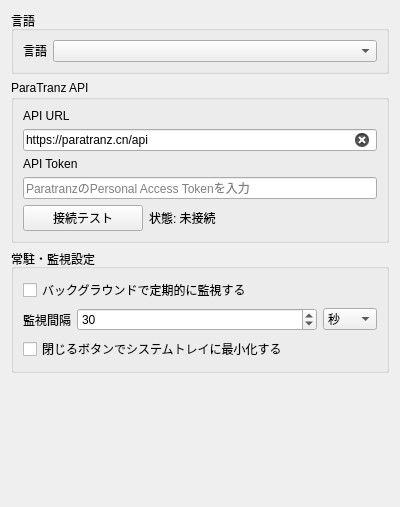
Above: ui/settingsPage.ui from Ikumyon/Paratranz-Mod-Checker before the change. Below: the same form after it.
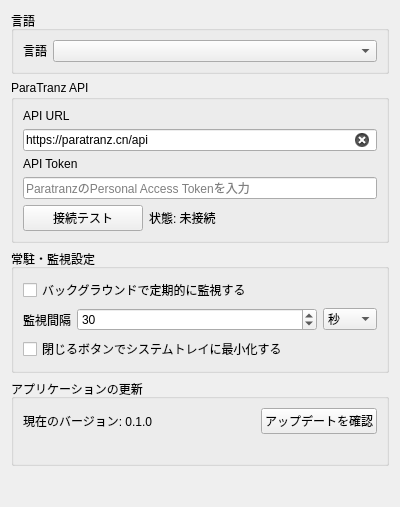
That is the form after the change.

Commit message: 除外とプログラムの更新チェック

Diff of the .ui file:
```diff
--- a/ui/settingsPage.ui
+++ b/ui/settingsPage.ui
@@ -211,6 +211,56 @@
      </layout>
     </widget>
    </item>
+   <item>
+    <widget class="QGroupBox" name="gbAppUpdate">
+     <property name="title">
+      <string>アプリケーションの更新</string>
+     </property>
+     <layout class="QVBoxLayout" name="verticalLayout_update">
+      <item>
+       <layout class="QHBoxLayout" name="horizontalLayout_version">
+        <item>
+         <widget class="QLabel" name="lblAppVersion">
+          <property name="text">
+           <string>現在のバージョン: 0.1.0</string>
+          </property>
+         </widget>
+        </item>
+        <item>
+         <spacer name="horizontalSpacerVersion">
+          <property name="orientation">
+           <enum>Qt::Orientation::Horizontal</enum>
+          </property>
+          <property name="sizeHint" stdset="0">
+           <size>
+            <width>40</width>
+            <height>20</height>
+           </size>
+          </property>
+         </spacer>
+        </item>
+        <item>
+         <widget class="QPushButton" name="btnCheckAppUpdate">
+          <property name="text">
+           <string>アップデートを確認</string>
+          </property>
+         </widget>
+        </item>
+       </layout>
+      </item>
+      <item>
+       <widget class="QLabel" name="lblUpdateStatus">
+        <property name="text">
+         <string/>
+        </property>
+        <property name="wordWrap">
+         <bool>true</bool>
+        </property>
+       </widget>
+      </item>
+     </layout>
+    </widget>
+   </item>
    <item>
     <spacer name="verticalSpacer">
      <property name="orientation">
```
The commit also changes 9 other files.
